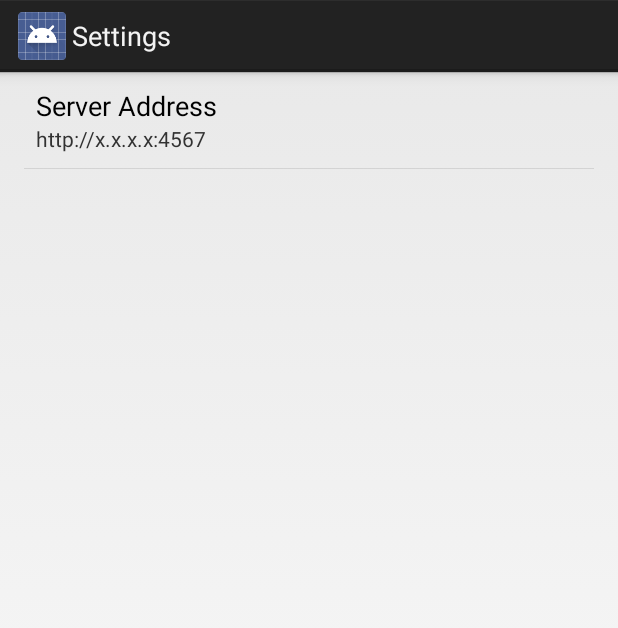
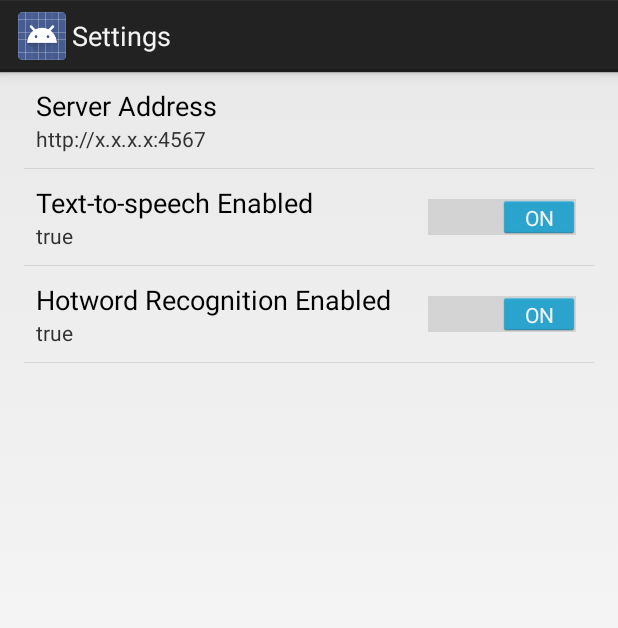
Before and after one commit to timstableford/P-BrainAndroid, an Android app: the screen it shows after launch (SettingsActivity), on a phone screen of 412 x 824 dp. Shown: the top 628 px of the screen. Run offline under Robolectric (Android 15) with nearby library versions, the phone set to English and light mode, and no system bars; libraries missing offline, so code that uses them is left out: com.github.nkzawa.emitter, com.github.nkzawa.socketio.

Commit message:
Added settings and bug fixes

```diff
--- a/app/src/main/java/uk/co/tstableford/p_brain/SettingsActivity.java
+++ b/app/src/main/java/uk/co/tstableford/p_brain/SettingsActivity.java
@@ -10,6 +10,7 @@ import android.media.RingtoneManager;
 import android.net.Uri;
 import android.os.Build;
 import android.os.Bundle;
+import android.preference.EditTextPreference;
 import android.preference.ListPreference;
 import android.preference.Preference;
 import android.preference.PreferenceActivity;
@@ -17,6 +18,7 @@ import android.app.ActionBar;
 import android.preference.PreferenceFragment;
 import android.preference.PreferenceManager;
 import android.preference.RingtonePreference;
+import android.preference.SwitchPreference;
 import android.text.TextUtils;
 import android.view.MenuItem;
 
@@ -48,10 +50,17 @@ public class SettingsActivity extends PreferenceActivity {
 
         // Trigger the listener immediately with the preference's
         // current value.
-        sBindPreferenceSummaryToValueListener.onPreferenceChange(preference,
-                PreferenceManager
-                        .getDefaultSharedPreferences(preference.getContext())
-                        .getString(preference.getKey(), ""));
+        if (preference instanceof EditTextPreference) {
+            sBindPreferenceSummaryToValueListener.onPreferenceChange(preference,
+                    PreferenceManager
+                            .getDefaultSharedPreferences(preference.getContext())
+                            .getString(preference.getKey(), ""));
+        } else if (preference instanceof SwitchPreference) {
+            sBindPreferenceSummaryToValueListener.onPreferenceChange(preference,
+                    PreferenceManager
+                            .getDefaultSharedPreferences(preference.getContext())
+                            .getBoolean(preference.getKey(), true));
+        }
     }
 
     @Override
@@ -71,6 +80,8 @@ public class SettingsActivity extends PreferenceActivity {
             addPreferencesFromResource(R.xml.pref_general);
             setHasOptionsMenu(true);
             bindPreferenceSummaryToValue(findPreference("server_address"));
+            bindPreferenceSummaryToValue(findPreference("tts_enabled"));
+            bindPreferenceSummaryToValue(findPreference("hotword_enabled"));
         }
     }
 }
--- a/app/src/main/res/values/strings.xml
+++ b/app/src/main/res/values/strings.xml
@@ -26,4 +26,6 @@
     <string name="missing_training_data">Training data missing for %s</string>
     <string name="voice_prompt">Say \'%s\' to start listening</string>
     <string name="cant_train_without_name">Can\'t train without a name.</string>
+    <string name="tts_enabled">Text-to-speech Enabled</string>
+    <string name="hotword_enabled">Hotword Recognition Enabled</string>
 </resources>
--- a/app/src/main/res/xml/pref_general.xml
+++ b/app/src/main/res/xml/pref_general.xml
@@ -11,4 +11,14 @@
         android:singleLine="true"
         android:title="@string/pref_title_display_name" />
 
+    <SwitchPreference
+        android:key="tts_enabled"
+        android:title="@string/tts_enabled"
+        android:defaultValue="true"/>
+
+    <SwitchPreference
+        android:key="hotword_enabled"
+        android:title="@string/hotword_enabled"
+        android:defaultValue="true"/>
+
 </PreferenceScreen>
```
Also changed, not shown: app/src/main/java/uk/co/tstableford/p_brain/MainActivity.java (+44 -29 lines).
